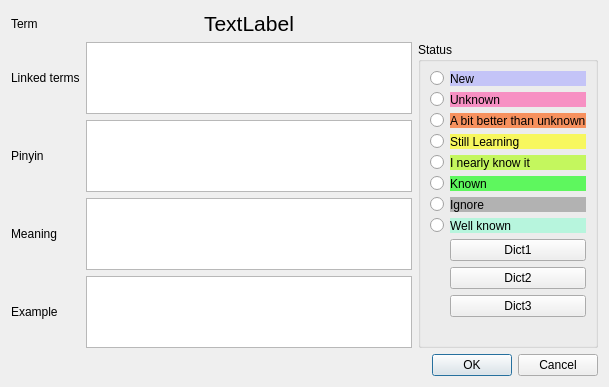
Old version of the form edittermdialog.ui in the repository 555oya/chinese-reader.
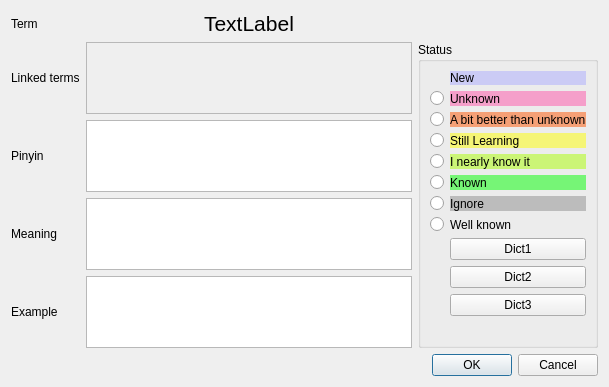
New version of the form.

Patch:
```diff
--- a/edittermdialog.ui
+++ b/edittermdialog.ui
@@ -15,7 +15,11 @@
   </property>
   <layout class="QGridLayout" name="gridLayout">
    <item row="4" column="1">
-    <widget class="QPlainTextEdit" name="plainTextEdit_3"/>
+    <widget class="QPlainTextEdit" name="exampleTextEdit">
+     <property name="focusPolicy">
+      <enum>Qt::FocusPolicy::ClickFocus</enum>
+     </property>
+    </widget>
    </item>
    <item row="3" column="0">
     <widget class="QLabel" name="label_10">
@@ -32,7 +36,7 @@
     </widget>
    </item>
    <item row="2" column="1">
-    <widget class="QPlainTextEdit" name="plainTextEdit"/>
+    <widget class="QPlainTextEdit" name="pinyinTextEdit"/>
    </item>
    <item row="0" column="0">
     <widget class="QLabel" name="label_12">
@@ -42,7 +46,11 @@
     </widget>
    </item>
    <item row="3" column="1">
-    <widget class="QPlainTextEdit" name="plainTextEdit_2"/>
+    <widget class="QPlainTextEdit" name="meaningTextEdit">
+     <property name="focusPolicy">
+      <enum>Qt::FocusPolicy::ClickFocus</enum>
+     </property>
+    </widget>
    </item>
    <item row="4" column="0">
     <widget class="QLabel" name="label_11">
@@ -77,7 +85,11 @@
     </widget>
    </item>
    <item row="1" column="1">
-    <widget class="QPlainTextEdit" name="plainTextEdit_4"/>
+    <widget class="QPlainTextEdit" name="linkedTermsTextEdit">
+     <property name="enabled">
+      <bool>false</bool>
+     </property>
+    </widget>
    </item>
    <item row="1" column="2" rowspan="4">
     <layout class="QVBoxLayout" name="verticalLayout">
@@ -93,18 +105,10 @@
         <string>Status</string>
        </property>
        <layout class="QFormLayout" name="formLayout">
-        <item row="0" column="0">
-         <widget class="QRadioButton" name="radioBtnNew">
-          <property name="text">
-           <string/>
-          </property>
-         </widget>
-        </item>
         <item row="0" column="1">
          <widget class="QLabel" name="label">
           <property name="styleSheet">
-           <string notr="true">background-color: rgba(170,170,255, 0.6);
-color: rgb(0,0,0);</string>
+           <string notr="true">background-color: rgba(170,170,255, 0.5);</string>
           </property>
           <property name="text">
            <string>New</string>
@@ -121,8 +125,7 @@
         <item row="1" column="1">
          <widget class="QLabel" name="label_2">
           <property name="styleSheet">
-           <string notr="true">background-color: rgba(255,83,169, 0.6);
-color: rgb(0,0,0);</string>
+           <string notr="true">background-color: rgba(255,83,169, 0.5);</string>
           </property>
           <property name="text">
            <string>Unknown</string>
@@ -139,8 +142,7 @@
         <item row="2" column="1">
          <widget class="QLabel" name="label_3">
           <property name="styleSheet">
-           <string notr="true">background-color: rgba(255,85,0, 0.6);
-color: rgb(0,0,0);</string>
+           <string notr="true">background-color: rgba(255,85,0, 0.5);</string>
           </property>
           <property name="text">
            <string>A bit better than unknown</string>
@@ -157,8 +159,7 @@
         <item row="3" column="1">
          <widget class="QLabel" name="label_4">
           <property name="styleSheet">
-           <string notr="true">background-color: rgba(255,255,0, 0.6);
-color: rgb(0,0,0);</string>
+           <string notr="true">background-color: rgba(255,255,0, 0.5);</string>
           </property>
           <property name="text">
            <string>Still Learning</string>
@@ -175,8 +176,7 @@
         <item row="4" column="1">
          <widget class="QLabel" name="label_5">
           <property name="styleSheet">
-           <string notr="true">background-color: rgba(170,255,0, 0.6);
-color: rgb(0,0,0);</string>
+           <string notr="true">background-color: rgba(170,255,0, 0.5);</string>
           </property>
           <property name="text">
            <string>I nearly know it</string>
@@ -193,8 +193,7 @@
         <item row="5" column="1">
          <widget class="QLabel" name="label_6">
           <property name="styleSheet">
-           <string notr="true">background-color: rgba(0,255,0, 0.6);
-color: rgb(0,0,0);</string>
+           <string notr="true">background-color: rgba(0,255,0, 0.5);</string>
           </property>
           <property name="text">
            <string>Known</string>
@@ -211,8 +210,7 @@
         <item row="6" column="1">
          <widget class="QLabel" name="label_7">
           <property name="styleSheet">
-           <string notr="true">background-color: rgba(140,140,140, 0.6);
-color: rgb(0,0,0);</string>
+           <string notr="true">background-color: rgba(140,140,140, 0.5);</string>
           </property>
           <property name="text">
            <string>Ignore</string>
@@ -229,8 +227,8 @@
         <item row="7" column="1">
          <widget class="QLabel" name="label_8">
           <property name="styleSheet">
-           <string notr="true">background-color: rgba(131, 255, 207, 0.5);
-color: rgb(0,0,0);</string>
+           <string notr="true">background-color: rgba(131, 255, 207, 0);
+</string>
           </property>
           <property name="text">
            <string>Well known</string>
@@ -238,7 +236,7 @@
          </widget>
         </item>
         <item row="8" column="1">
-         <widget class="QPushButton" name="pushButton">
+         <widget class="QPushButton" name="dict1Btn">
           <property name="sizePolicy">
            <sizepolicy hsizetype="Minimum" vsizetype="Fixed">
             <horstretch>0</horstretch>
@@ -251,7 +249,7 @@
          </widget>
         </item>
         <item row="9" column="1">
-         <widget class="QPushButton" name="pushButton_2">
+         <widget class="QPushButton" name="dict2Btn">
           <property name="sizePolicy">
            <sizepolicy hsizetype="Minimum" vsizetype="Fixed">
             <horstretch>0</horstretch>
@@ -264,7 +262,7 @@
          </widget>
         </item>
         <item row="10" column="1">
-         <widget class="QPushButton" name="pushButton_3">
+         <widget class="QPushButton" name="dict3Btn">
           <property name="text">
            <string>Dict3</string>
           </property>
```
